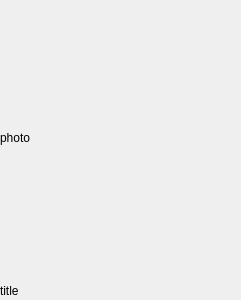
Old version of the form src/view/mediawidget.ui in the repository Mario1535/PaoProject.
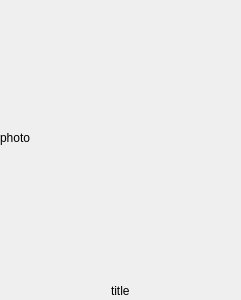
New version of the form.

What changed in the file:
```diff
--- a/src/view/mediawidget.ui
+++ b/src/view/mediawidget.ui
@@ -30,7 +30,7 @@
       </property>
      </widget>
     </item>
-    <item>
+    <item alignment="Qt::AlignmentFlag::AlignHCenter">
      <widget class="QLabel" name="titleLabel">
       <property name="maximumSize">
        <size>
```
